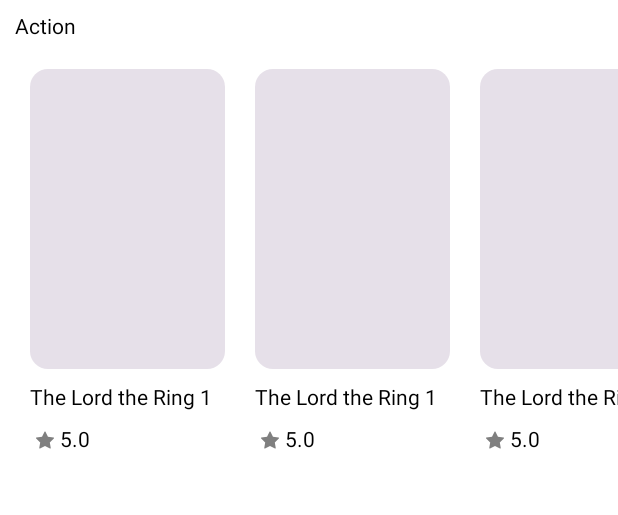
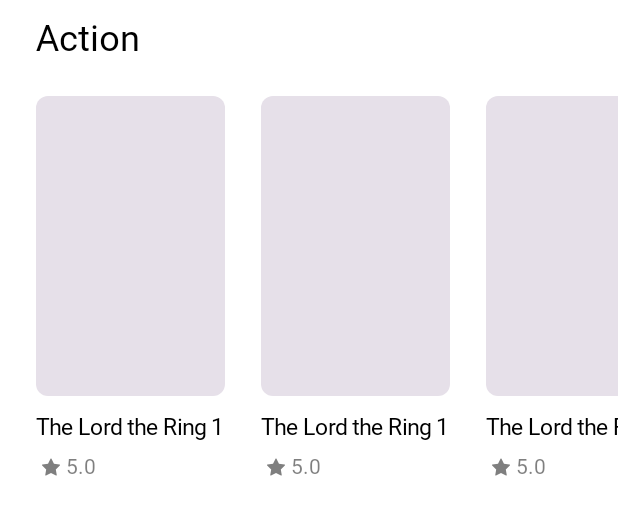
Before and after one commit to mogunjoa/MovieInfo, an Android app built with Jetpack Compose: the @Preview function CategoryRowPreview, on a phone screen of 412 x 824 dp. Shown: the top 515 px of the screen. Run offline under Robolectric (Android 15) with nearby library versions, the phone set to English and light mode, and no system bars; Roboto replaces fonts that are not available here.

Commit message:
update: 컴포넌트 테마 적용하기

```diff
--- a/app/src/main/java/com/mogun/movieinfoapp/ui/components/movie/Category.kt
+++ b/app/src/main/java/com/mogun/movieinfoapp/ui/components/movie/Category.kt
@@ -1,22 +1,26 @@
 package com.mogun.movieinfoapp.ui.components.movie
 
+import androidx.compose.foundation.background
 import androidx.compose.foundation.layout.Column
 import androidx.compose.foundation.layout.PaddingValues
 import androidx.compose.foundation.layout.padding
 import androidx.compose.foundation.lazy.LazyRow
+import androidx.compose.material3.MaterialTheme
 import androidx.compose.material3.Text
 import androidx.compose.runtime.Composable
 import androidx.compose.ui.Modifier
 import androidx.compose.ui.tooling.preview.Preview
-import androidx.compose.ui.unit.dp
+import com.mogun.movieinfoapp.ui.theme.MovieInfoAppTheme
+import com.mogun.movieinfoapp.ui.theme.Paddings
+import com.mogun.movieinfoapp.ui.theme.h5Title
 
 @Composable
 fun CategoryRow() {
-    Column() {
+    Column {
         CategoryTitle("Action")
         LazyRow(
             contentPadding = PaddingValues(
-                horizontal = 10.dp
+                horizontal = Paddings.large
             )
         ) {
             items(10) {
@@ -30,12 +34,18 @@ fun CategoryRow() {
 fun CategoryTitle(title: String) {
     Text(
         text = "Action",
-        modifier = Modifier.padding(10.dp)
+        modifier = Modifier.padding(
+            vertical = Paddings.large,
+            horizontal = Paddings.extra
+        ),
+        style = MaterialTheme.typography.h5Title,
     )
 }
 
 @Preview
 @Composable
 fun CategoryRowPreview() {
-    CategoryRow()
+    MovieInfoAppTheme {
+        CategoryRow()
+    }
 }
--- a/app/src/main/java/com/mogun/movieinfoapp/ui/components/movie/MovieItem.kt
+++ b/app/src/main/java/com/mogun/movieinfoapp/ui/components/movie/MovieItem.kt
@@ -11,6 +11,7 @@ import androidx.compose.foundation.layout.size
 import androidx.compose.foundation.layout.width
 import androidx.compose.material3.Card
 import androidx.compose.material3.Icon
+import androidx.compose.material3.MaterialTheme
 import androidx.compose.material3.Text
 import androidx.compose.runtime.Composable
 import androidx.compose.ui.Alignment
@@ -22,15 +23,17 @@ import androidx.compose.ui.text.style.TextOverflow
 import androidx.compose.ui.tooling.preview.Preview
 import androidx.compose.ui.unit.dp
 import com.mogun.movieinfoapp.R
+import com.mogun.movieinfoapp.ui.theme.Paddings
 
 private val CARD_WIDTH = 150.dp
+private val ICON_SIZE = 12.dp
 
 @Composable
 fun MovieItem() {
     Column(
         modifier = Modifier
             .width(CARD_WIDTH)
-            .padding(10.dp)
+            .padding(Paddings.large)
     ) {
         Poster(
             modifier = Modifier.width(CARD_WIDTH)
@@ -40,22 +43,29 @@ fun MovieItem() {
             text = "The Lord the Ring 1",
             maxLines = 1,
             overflow = TextOverflow.Ellipsis,
-            modifier = Modifier.padding(top = 11.dp)
+            modifier = Modifier.padding(top = Paddings.large),
+            style = MaterialTheme.typography.bodyMedium
         )
 
         Row(
-            modifier = Modifier.padding(vertical = 10.dp),
+            modifier = Modifier.padding(vertical = Paddings.medium),
             verticalAlignment = Alignment.CenterVertically,
         ) {
             Icon(
-                modifier = Modifier.padding(4.dp).size(12.dp),
+                modifier = Modifier.padding(Paddings.small).size(ICON_SIZE),
                 imageVector = ImageVector.vectorResource(id = R.drawable.ic_rating),
                 contentDescription = "rating icon",
                 tint = Color.Black.copy(
                     alpha = 0.5f
                 )
             )
-            Text(text = "5.0")
+            Text(
+                text = "5.0",
+                style = MaterialTheme.typography.bodySmall,
+                color = MaterialTheme.colorScheme.onSurface.copy(
+                    alpha = 0.5f
+                )
+            )
         }
     }
 }
```
